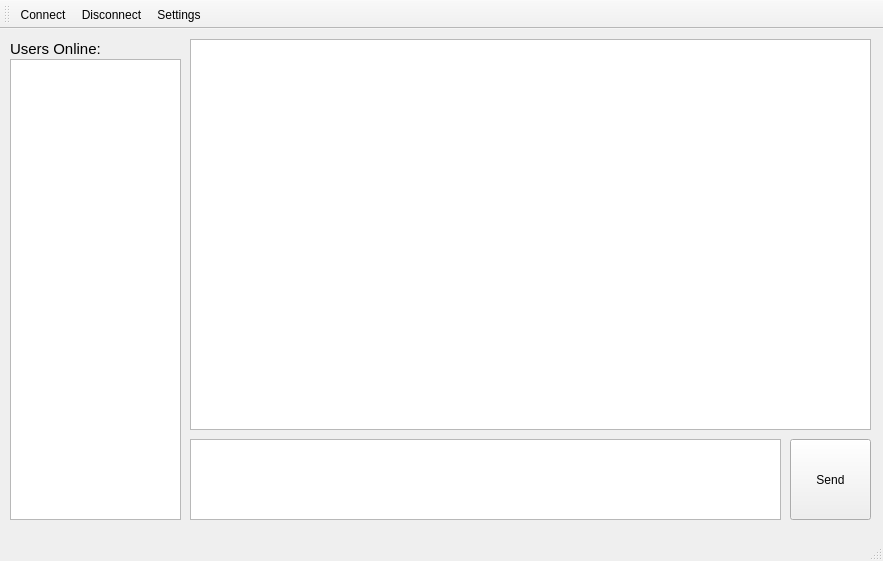
Qt form client/clientwindow.ui (ericytsang-archive/comp4981.linuxchat) before a commit.
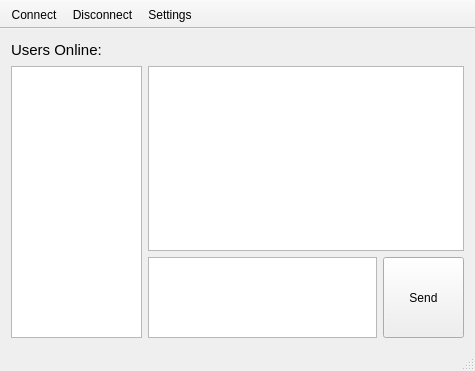
The same form after that commit.

The edit to the form file:
```diff
--- a/client/clientwindow.ui
+++ b/client/clientwindow.ui
@@ -6,51 +6,28 @@
    <rect>
     <x>0</x>
     <y>0</y>
-    <width>883</width>
-    <height>561</height>
+    <width>471</width>
+    <height>371</height>
    </rect>
   </property>
   <property name="windowTitle">
    <string>MainWindow</string>
   </property>
   <widget class="QWidget" name="centralWidget">
-   <widget class="QPushButton" name="pushButton">
-    <property name="geometry">
-     <rect>
-      <x>790</x>
-      <y>410</y>
-      <width>81</width>
-      <height>81</height>
-     </rect>
-    </property>
-    <property name="layoutDirection">
-     <enum>Qt::LeftToRight</enum>
-    </property>
-    <property name="autoFillBackground">
-     <bool>false</bool>
-    </property>
-    <property name="text">
-     <string>Send</string>
-    </property>
-   </widget>
-   <widget class="QTextBrowser" name="textBrowser">
-    <property name="geometry">
-     <rect>
-      <x>190</x>
-      <y>10</y>
-      <width>681</width>
-      <height>391</height>
-     </rect>
-    </property>
-   </widget>
+   <layout class="QGridLayout" name="gridLayout">
+    <item row="2" column="1">
    <widget class="QTextEdit" name="textEdit">
-    <property name="geometry">
-     <rect>
-      <x>190</x>
-      <y>410</y>
-      <width>591</width>
+      <property name="minimumSize">
+       <size>
+        <width>0</width>
       <height>81</height>
-     </rect>
+       </size>
+      </property>
+      <property name="maximumSize">
+       <size>
+        <width>16777215</width>
+        <height>81</height>
+       </size>
     </property>
     <property name="font">
      <font>
@@ -68,14 +45,45 @@
      <number>1</number>
     </property>
    </widget>
+    </item>
+    <item row="2" column="2">
+     <widget class="QPushButton" name="pushButton">
+      <property name="minimumSize">
+       <size>
+        <width>81</width>
+        <height>81</height>
+       </size>
+      </property>
+      <property name="maximumSize">
+       <size>
+        <width>81</width>
+        <height>81</height>
+       </size>
+      </property>
+      <property name="layoutDirection">
+       <enum>Qt::LeftToRight</enum>
+      </property>
+      <property name="autoFillBackground">
+       <bool>false</bool>
+      </property>
+      <property name="text">
+       <string>Send</string>
+      </property>
+     </widget>
+    </item>
+    <item row="0" column="0">
    <widget class="QLabel" name="label">
-    <property name="geometry">
-     <rect>
-      <x>10</x>
-      <y>10</y>
+      <property name="minimumSize">
+       <size>
       <width>131</width>
       <height>20</height>
-     </rect>
+       </size>
+      </property>
+      <property name="maximumSize">
+       <size>
+        <width>131</width>
+        <height>20</height>
+       </size>
     </property>
     <property name="font">
      <font>
@@ -86,21 +94,42 @@
      <string>Users Online:</string>
     </property>
    </widget>
+    </item>
+    <item row="1" column="0" rowspan="2">
    <widget class="QListWidget" name="listWidget">
-    <property name="geometry">
-     <rect>
-      <x>10</x>
-      <y>30</y>
+      <property name="minimumSize">
+       <size>
+        <width>0</width>
+        <height>0</height>
+       </size>
+      </property>
+      <property name="maximumSize">
+       <size>
       <width>171</width>
-      <height>461</height>
-     </rect>
+        <height>16777215</height>
+       </size>
     </property>
     <property name="selectionMode">
      <enum>QAbstractItemView::NoSelection</enum>
     </property>
    </widget>
+    </item>
+    <item row="1" column="1" colspan="2">
+     <widget class="QTextBrowser" name="textBrowser">
+      <property name="minimumSize">
+       <size>
+        <width>316</width>
+        <height>181</height>
+       </size>
+      </property>
+     </widget>
+    </item>
+   </layout>
   </widget>
   <widget class="QToolBar" name="mainToolBar">
+   <property name="movable">
+    <bool>false</bool>
+   </property>
    <attribute name="toolBarArea">
     <enum>TopToolBarArea</enum>
    </attribute>
```
Lines whose indentation alone changed are shown as unchanged.
